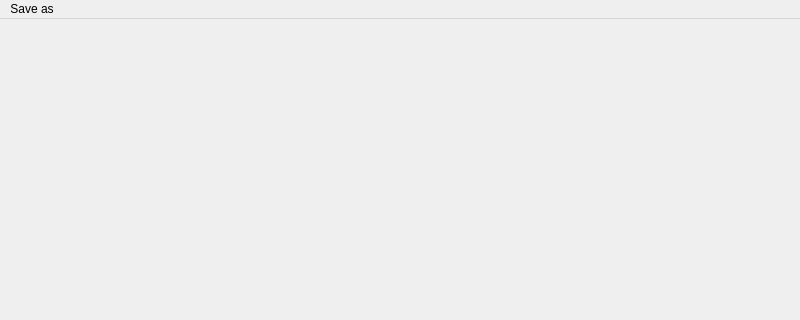
First picture: the form in previewdialog.ui, repository huellif/svgb2svg, before the edit; both pictures show x 0 to 800 and y 0 to 320 of the 800 by 600 pixel window.
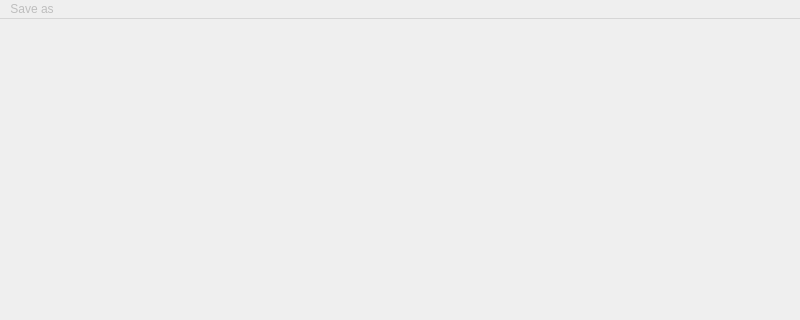
Second picture: the form after the edit.

Diff of the .ui file:
```diff
--- a/previewdialog.ui
+++ b/previewdialog.ui
@@ -83,6 +83,9 @@
     <enum>Qt::NoContextMenu</enum>
    </property>
    <widget class="QMenu" name="menuSet_path">
+    <property name="enabled">
+     <bool>false</bool>
+    </property>
     <property name="contextMenuPolicy">
      <enum>Qt::NoContextMenu</enum>
     </property>
```
